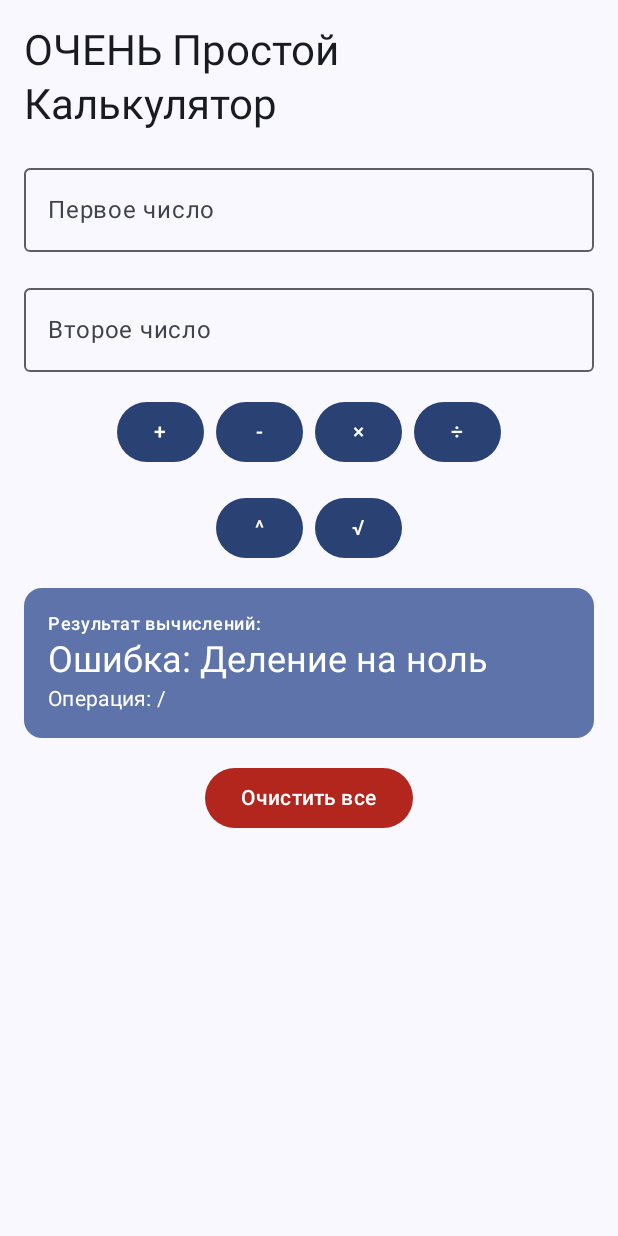
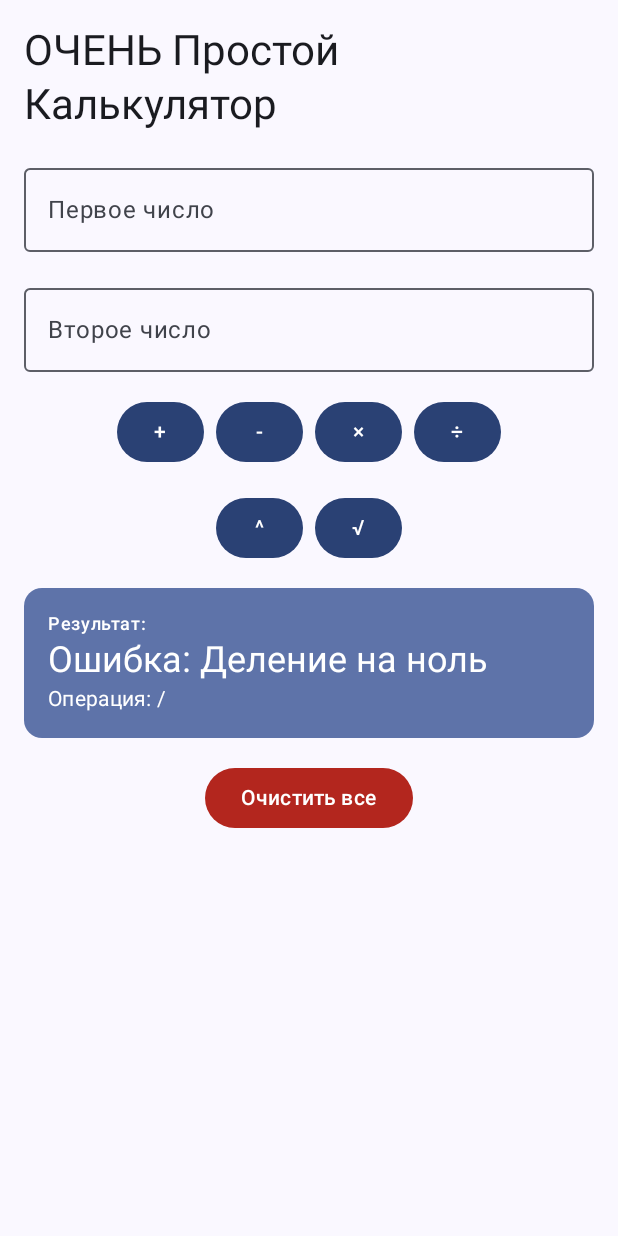
Before and after one commit to NymiKo/AppForTests, an Android app built with Jetpack Compose: the screen it shows after launch (MainActivity), after a tap on an icon or button, on a phone screen of 412 x 824 dp. Run offline under Robolectric (Android 15) with nearby library versions, the phone set to English and light mode, and no system bars.

Commit message:
Update MainActivity

```diff
--- a/app/src/main/java/com/example/appfortests/MainActivity.kt
+++ b/app/src/main/java/com/example/appfortests/MainActivity.kt
@@ -177,7 +177,7 @@ fun CalculatorScreen() {
                     modifier = Modifier.padding(16.dp)
                 ) {
                     Text(
-                        text = "Результат вычислений:",
+                        text = "Результат:",
                         style = MaterialTheme.typography.labelMedium
                     )
                     Text(
```
